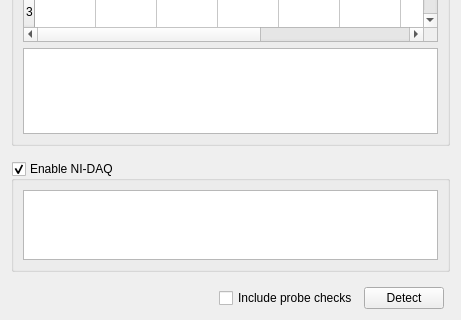
The window that Forms/DevTab.ui (billkarsh/SpikeGLX) describes before a commit, drawn with Qt 5; both pictures show x 0 to 461 and y 155 to 475 of the 461 by 475 pixel window.
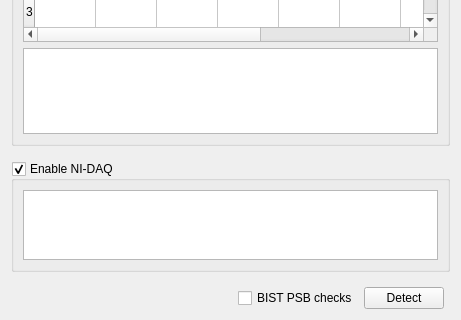
The same window after the commit.

Commit message: Detect: SR check always, PSB optional

```diff
--- a/Forms/DevTab.ui
+++ b/Forms/DevTab.ui
@@ -279,7 +279,7 @@
       </sizepolicy>
      </property>
      <property name="text">
-      <string>Include probe checks</string>
+      <string>BIST PSB checks</string>
      </property>
     </widget>
    </item>
```
Left out of the diff: 37 changed lines with no effect on the pictures. The commit also changes 11 other files.
